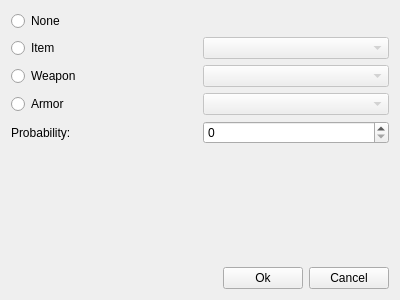
Above: editors/enemies/treasuredialog.ui from jowin202/YaRXP before the change. Below: the same form after it.
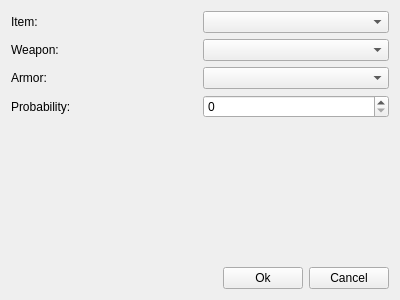
That is the form after the change.

Patch:
```diff
--- a/editors/enemies/treasuredialog.ui
+++ b/editors/enemies/treasuredialog.ui
@@ -19,82 +19,63 @@
   <layout class="QGridLayout" name="gridLayout_2">
    <item row="0" column="0">
     <layout class="QGridLayout" name="gridLayout">
-     <item row="1" column="0">
-      <widget class="QRadioButton" name="radio_item">
-       <property name="text">
-        <string>Item</string>
-       </property>
-      </widget>
-     </item>
-     <item row="3" column="1">
-      <widget class="QComboBox" name="combo_armor">
-       <property name="enabled">
-        <bool>false</bool>
-       </property>
-      </widget>
-     </item>
-     <item row="0" column="0">
-      <widget class="QRadioButton" name="radio_none">
-       <property name="text">
-        <string>None</string>
-       </property>
-      </widget>
-     </item>
-     <item row="2" column="0">
-      <widget class="QRadioButton" name="radio_weapon">
-       <property name="text">
-        <string>Weapon</string>
-       </property>
-      </widget>
+     <item row="0" column="1">
+      <widget class="QComboBox" name="combo_item"/>
      </item>
      <item row="4" column="1">
+      <spacer name="verticalSpacer">
+       <property name="orientation">
+        <enum>Qt::Vertical</enum>
+       </property>
+       <property name="sizeHint" stdset="0">
+        <size>
+         <width>20</width>
+         <height>40</height>
+        </size>
+       </property>
+      </spacer>
+     </item>
+     <item row="2" column="1">
+      <widget class="QComboBox" name="combo_armor"/>
+     </item>
+     <item row="1" column="1">
+      <widget class="QComboBox" name="combo_weapon"/>
+     </item>
+     <item row="3" column="1">
       <widget class="QSpinBox" name="spin_probability">
        <property name="maximum">
         <number>100</number>
        </property>
       </widget>
      </item>
-     <item row="4" column="0">
+     <item row="3" column="0">
       <widget class="QLabel" name="label">
        <property name="text">
         <string>Probability:</string>
        </property>
       </widget>
      </item>
-     <item row="2" column="1">
-      <widget class="QComboBox" name="combo_weapon">
-       <property name="enabled">
-        <bool>false</bool>
+     <item row="0" column="0">
+      <widget class="QLabel" name="label_2">
+       <property name="text">
+        <string>Item:</string>
        </property>
       </widget>
      </item>
-     <item row="3" column="0">
-      <widget class="QRadioButton" name="radio_armor">
+     <item row="1" column="0">
+      <widget class="QLabel" name="label_3">
        <property name="text">
-        <string>Armor</string>
+        <string>Weapon:</string>
        </property>
       </widget>
      </item>
-     <item row="1" column="1">
-      <widget class="QComboBox" name="combo_item">
-       <property name="enabled">
-        <bool>false</bool>
+     <item row="2" column="0">
+      <widget class="QLabel" name="label_4">
+       <property name="text">
+        <string>Armor:</string>
        </property>
       </widget>
      </item>
-     <item row="5" column="1">
-      <spacer name="verticalSpacer">
-       <property name="orientation">
-        <enum>Qt::Vertical</enum>
-       </property>
-       <property name="sizeHint" stdset="0">
-        <size>
-         <width>20</width>
-         <height>40</height>
-        </size>
-       </property>
-      </spacer>
-     </item>
     </layout>
    </item>
    <item row="1" column="0">
```
Left out of the diff: 55 changed lines with no effect on the pictures.
